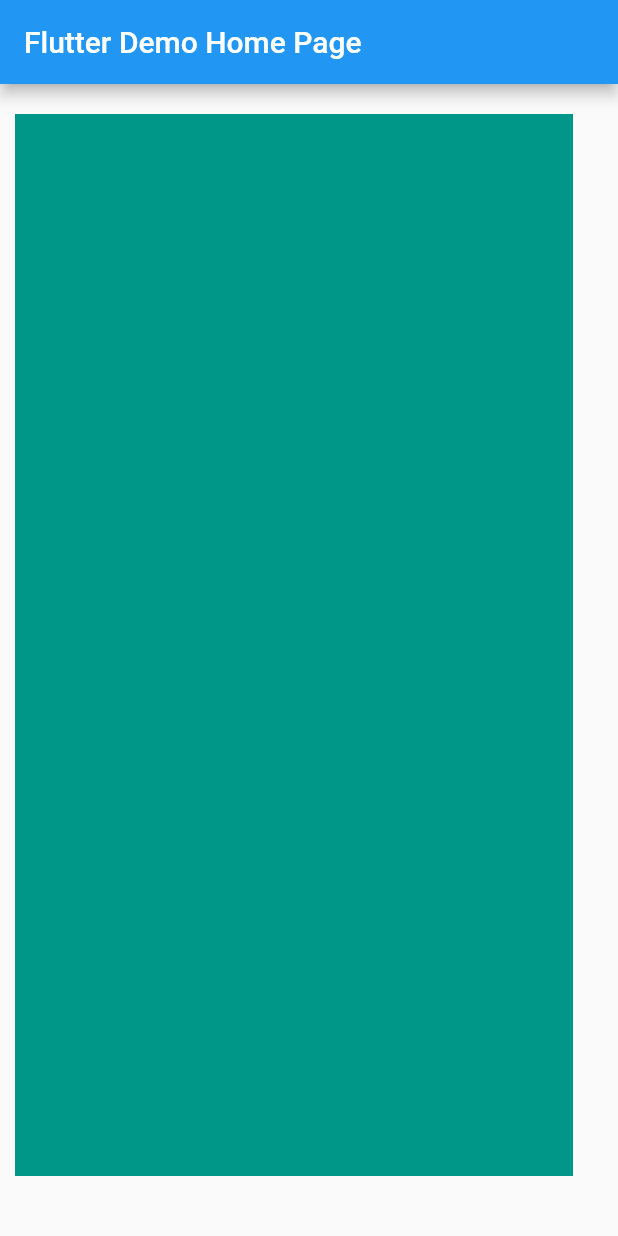
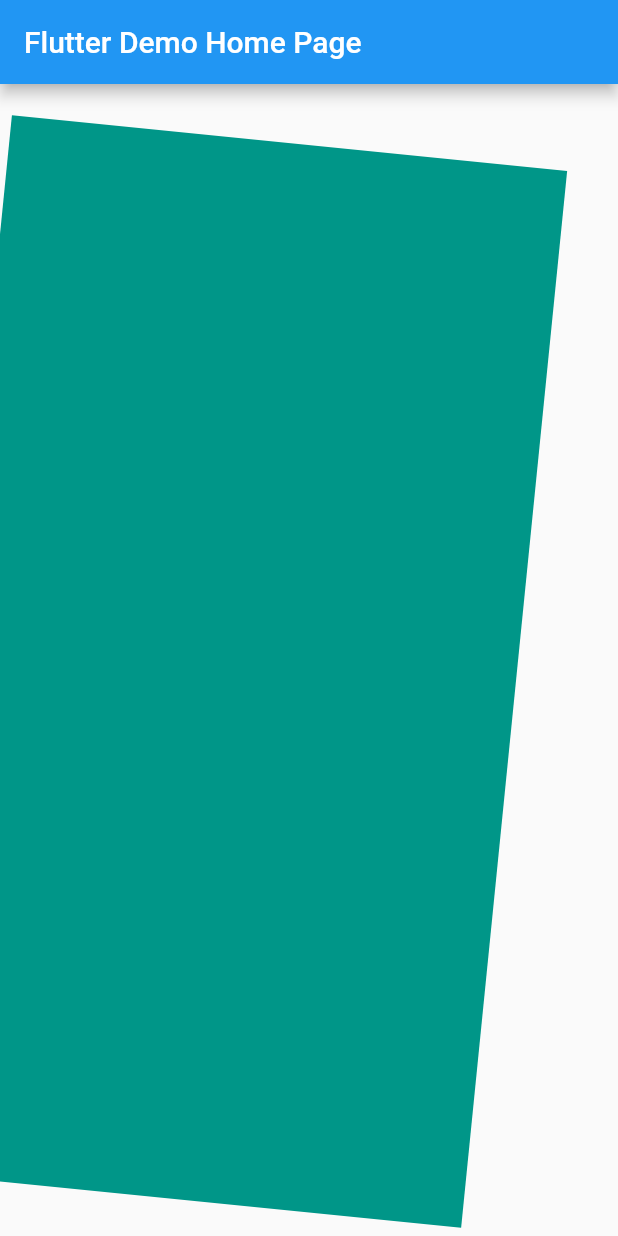
Before and after one commit to misaki-kawaguchi/QueensTechLab, a Flutter app: the screen it shows after launch, on a phone screen of 412 x 824 dp. Run offline on Flutter 3.47's test engine with Material 2 defaults, Android fonts, the phone set to English and light mode, and no system bars.

```diff
--- a/task0/lib/main.dart
+++ b/task0/lib/main.dart
@@ -39,6 +39,7 @@ class _MyHomePageState extends State<MyHomePage> {
       body: Container(
         color: Colors.teal,
         margin: const EdgeInsets.fromLTRB(10.0, 20.0, 30.0, 40.0),
+        transform: Matrix4.rotationZ(0.1),
       )
     );
   }
```
